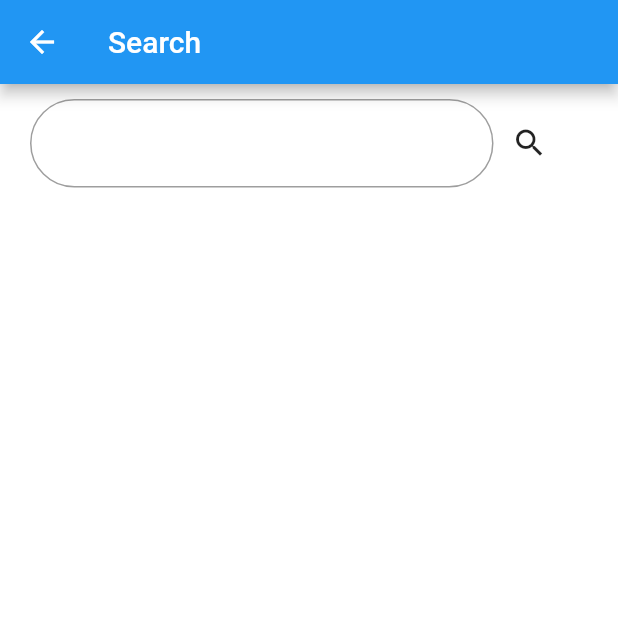
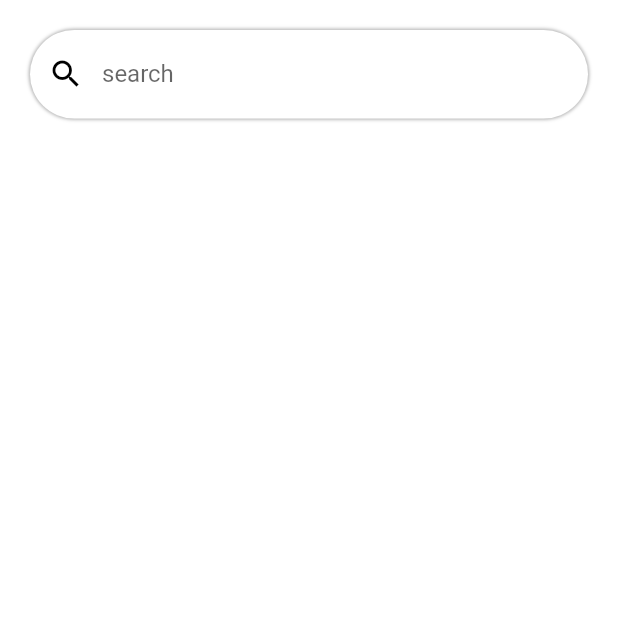
Before and after one commit to dibindasky/travello, a Flutter app: the SearchTextScreen screen opened directly, on a phone screen of 412 x 824 dp, the top half of it. Run offline on Flutter 3.47's test engine with Material 2 defaults, Android fonts, the phone set to English and light mode, and no system bars; our stand-ins replace cached_network_image, carousel_slider, cloud_firestore, firebase_auth, firebase_core, firebase_storage and 6 more; accounts and stored records are empty.

Commit message:
search button design changed

```diff
--- a/lib/screens/screen_search_text.dart
+++ b/lib/screens/screen_search_text.dart
@@ -1,12 +1,12 @@
 import 'package:cached_network_image/cached_network_image.dart';
 import 'package:flutter/material.dart';
+import 'package:travelapp/constants/colors.dart';
 import 'package:travelapp/constants/sized_boxes.dart';
 import 'package:travelapp/data_manageer/fetch_firebase_data.dart';
 import 'package:travelapp/model/model_maker.dart';
 import 'package:travelapp/screens/screen_details.dart';
 
 class SearchTextScreen extends StatefulWidget {
-
   const SearchTextScreen({super.key});
 
   @override
@@ -20,32 +20,30 @@ class _SearchTextScreenState extends State<SearchTextScreen> {
   @override
   Widget build(BuildContext context) {
     return Scaffold(
-      appBar: AppBar(
-        title: const Text('Search'),
-      ),
+      // appBar: AppBar(
+      //   title: const Text('Search'),
+      // ),
       body: SafeArea(
         child: Column(
           children: [
-            addVerticalSpace(10),
+            addVerticalSpace(20),
             Padding(
               padding: const EdgeInsets.symmetric(horizontal: 20),
-              child: Row(
-                children: [
-                  SizedBox(
-                    width: SCREEN_WIDTH * 0.75,
-                    child: TextField(
-                      onChanged: (value) => setState(() {
-                        searchValue = value;
-                      }),
-                      enabled: true,
-                      decoration: InputDecoration(
-                        border: OutlineInputBorder(
-                            borderRadius: BorderRadius.circular(50)),
-                      ),
-                    ),
-                  ),
-                  IconButton(onPressed: () {}, icon: const Icon(Icons.search))
-                ],
+              child: Container(
+                decoration: BoxDecoration(
+                    borderRadius: BorderRadius.circular(50),
+                    color: whitePrimary,
+                    boxShadow: const [BoxShadow(spreadRadius: 1,blurRadius: 1,color: Colors.black26)]),
+                child: TextField(
+                  onChanged: (value) => setState(() {
+                    searchValue = value;
+                  }),
+                  decoration: const InputDecoration(
+                      label: Text('search'),
+                      prefixIcon: Icon(Icons.search),
+                      prefixIconColor: Colors.black,
+                      border: InputBorder.none),
+                ),
               ),
             ),
             Expanded(
```
